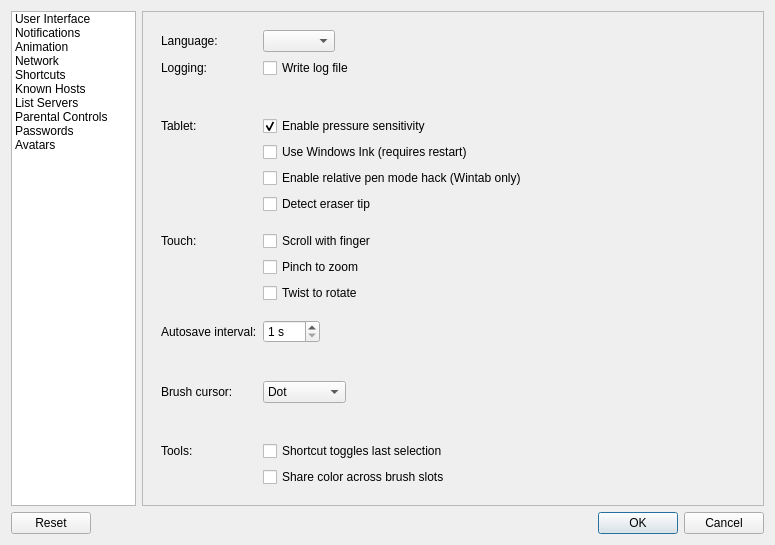
Before: the Qt Designer form src/desktop/ui/settings.ui in drawpile/Drawpile, drawn with Qt 5.
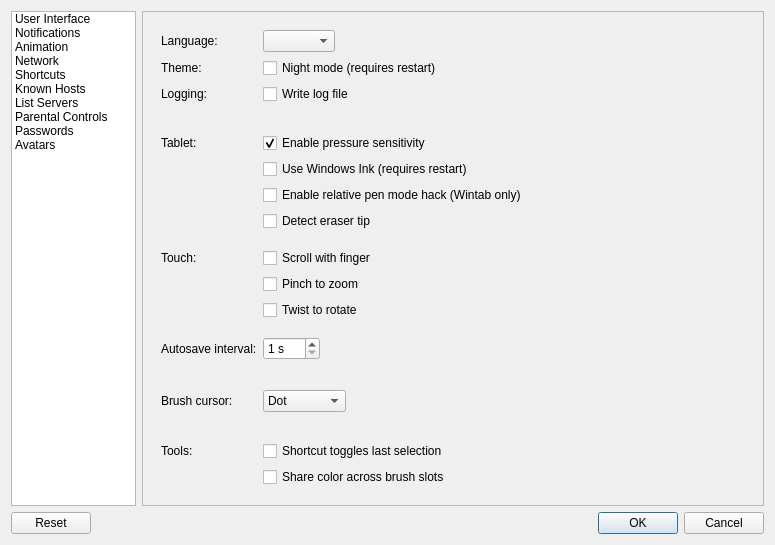
After: the same form once the commit is applied. Icons and pictures are not drawn.

Commit message:
Implement Night Mode
No on-the-fly switching because changing the application global palette
is buggy on Windows. (Some widgets do not react to the palette change.
Works fine on Linux, though.)

```diff
--- a/src/desktop/ui/settings.ui
+++ b/src/desktop/ui/settings.ui
@@ -100,20 +100,34 @@
              <widget class="QComboBox" name="languageBox"/>
             </item>
             <item row="3" column="0">
+             <widget class="QLabel" name="label_4">
+              <property name="text">
+               <string>Theme:</string>
+              </property>
+             </widget>
+            </item>
+            <item row="3" column="1">
+             <widget class="QCheckBox" name="nightmode">
+              <property name="text">
+               <string>Night mode (requires restart)</string>
+              </property>
+             </widget>
+            </item>
+            <item row="4" column="0">
              <widget class="QLabel" name="label_17">
               <property name="text">
                <string>Logging:</string>
               </property>
              </widget>
             </item>
-            <item row="3" column="1">
+            <item row="4" column="1">
              <widget class="QCheckBox" name="logfile">
               <property name="text">
                <string>Write log file</string>
               </property>
              </widget>
             </item>
-            <item row="4" column="1">
+            <item row="5" column="1">
              <spacer name="verticalSpacer_2">
               <property name="orientation">
                <enum>Qt::Vertical</enum>
@@ -126,14 +140,14 @@
               </property>
              </spacer>
             </item>
-            <item row="5" column="0">
+            <item row="6" column="0">
              <widget class="QLabel" name="label_7">
               <property name="text">
                <string>Tablet:</string>
               </property>
              </widget>
             </item>
-            <item row="5" column="1">
+            <item row="6" column="1">
              <widget class="QCheckBox" name="tabletSupport">
               <property name="text">
                <string>Enable pressure sensitivity</string>
@@ -143,28 +157,28 @@
               </property>
              </widget>
             </item>
-            <item row="6" column="1">
+            <item row="7" column="1">
              <widget class="QCheckBox" name="windowsink">
               <property name="text">
                <string>Use Windows Ink (requires restart)</string>
               </property>
              </widget>
             </item>
-            <item row="7" column="1">
+            <item row="8" column="1">
              <widget class="QCheckBox" name="relativePenModeHack">
               <property name="text">
                <string>Enable relative pen mode hack (Wintab only)</string>
               </property>
              </widget>
             </item>
-            <item row="8" column="1">
+            <item row="9" column="1">
              <widget class="QCheckBox" name="tabletEraser">
               <property name="text">
                <string>Detect eraser tip</string>
               </property>
              </widget>
             </item>
-            <item row="9" column="1">
+            <item row="10" column="1">
              <spacer name="verticalSpacer_5">
               <property name="orientation">
                <enum>Qt::Vertical</enum>
@@ -180,35 +194,35 @@
               </property>
              </spacer>
             </item>
-            <item row="10" column="0">
+            <item row="11" column="0">
              <widget class="QLabel" name="label_12">
               <property name="text">
                <string>Touch:</string>
               </property>
              </widget>
             </item>
-            <item row="10" column="1">
+            <item row="11" column="1">
              <widget class="QCheckBox" name="touchscroll">
               <property name="text">
                <string>Scroll with finger</string>
               </property>
              </widget>
             </item>
-            <item row="11" column="1">
+            <item row="12" column="1">
              <widget class="QCheckBox" name="touchpinch">
               <property name="text">
                <string>Pinch to zoom</string>
               </property>
              </widget>
             </item>
-            <item row="12" column="1">
+            <item row="13" column="1">
              <widget class="QCheckBox" name="touchtwist">
               <property name="text">
                <string>Twist to rotate</string>
               </property>
              </widget>
             </item>
-            <item row="13" column="1">
+            <item row="14" column="1">
              <spacer name="verticalSpacer_3">
               <property name="orientation">
                <enum>Qt::Vertical</enum>
@@ -224,14 +238,14 @@
               </property>
              </spacer>
             </item>
-            <item row="15" column="0">
+            <item row="16" column="0">
              <widget class="QLabel" name="label_11">
               <property name="text">
                <string>Autosave interval:</string>
               </property>
              </widget>
             </item>
-            <item row="15" column="1">
+            <item row="16" column="1">
              <widget class="QSpinBox" name="autosaveInterval">
               <property name="suffix">
                <string> s</string>
@@ -244,7 +258,7 @@
               </property>
              </widget>
             </item>
-            <item row="16" column="1">
+            <item row="17" column="1">
              <spacer name="verticalSpacer_9">
               <property name="orientation">
                <enum>Qt::Vertical</enum>
@@ -257,14 +271,14 @@
               </property>
              </spacer>
             </item>
-            <item row="17" column="0">
+            <item row="18" column="0">
              <widget class="QLabel" name="label_16">
               <property name="text">
                <string>Brush cursor:</string>
               </property>
              </widget>
             </item>
-            <item row="17" column="1">
+            <item row="18" column="1">
              <widget class="QComboBox" name="brushCursorBox">
               <item>
                <property name="text">
@@ -283,7 +297,7 @@
               </item>
              </widget>
             </item>
-            <item row="18" column="1">
+            <item row="19" column="1">
              <spacer name="verticalSpacer">
               <property name="orientation">
                <enum>Qt::Vertical</enum>
@@ -296,21 +310,21 @@
               </property>
              </spacer>
             </item>
-            <item row="19" column="0">
+            <item row="20" column="0">
              <widget class="QLabel" name="label_2">
               <property name="text">
                <string>Tools:</string>
               </property>
              </widget>
             </item>
-            <item row="19" column="1">
+            <item row="20" column="1">
              <widget class="QCheckBox" name="toolToggleShortcut">
               <property name="text">
                <string>Shortcut toggles last selection</string>
               </property>
              </widget>
             </item>
-            <item row="20" column="1">
+            <item row="21" column="1">
              <widget class="QCheckBox" name="shareBrushSlotColor">
               <property name="text">
                <string>Share color across brush slots</string>
```
The commit also changes 12 other files.
